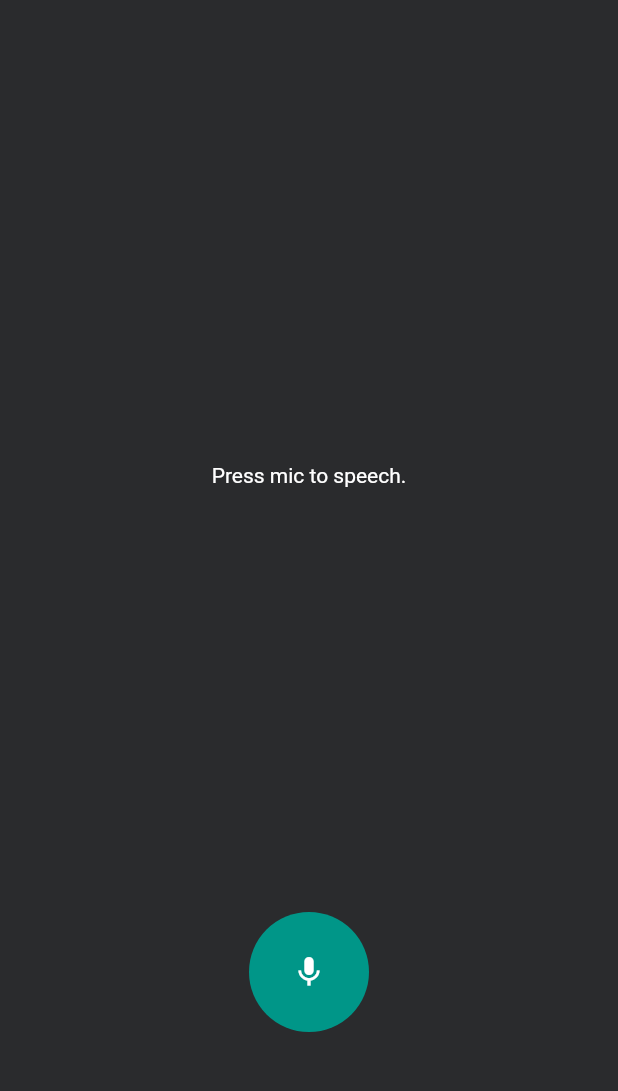
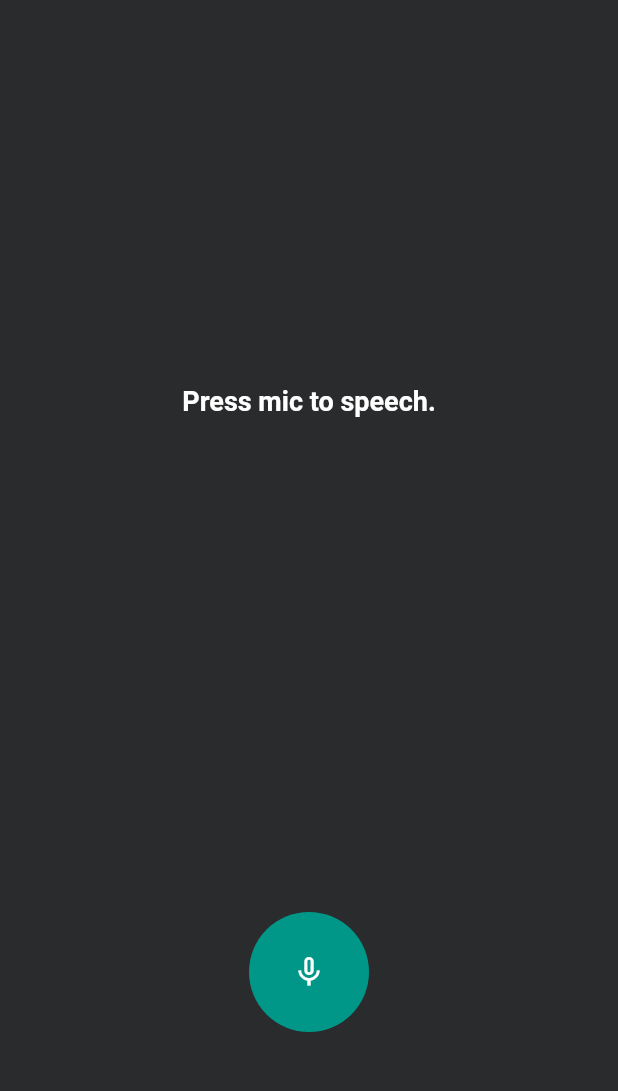
Before and after one commit to Dhruv-Darji/OpenChat, a Flutter app: the screen it shows after launch, on a phone screen of 412 x 824 dp, the part 105-1196 px from its top. Run offline on Flutter 3.47's test engine with Material 2 defaults, Android fonts, the light colour scheme and no system bars; drawn by our look-alikes of avatar_glow; our stand-ins replace speech_to_text.

Commit message:
speech to text completed

```diff
--- a/lib/Screens/ChatPage.dart
+++ b/lib/Screens/ChatPage.dart
@@ -1,5 +1,4 @@
-import 'dart:ffi';
-
+import 'package:speech_to_text/speech_to_text.dart';
 import 'package:flutter/material.dart';
 import 'package:openchat/Constants/Colors.dart';
 import 'package:avatar_glow/avatar_glow.dart';
@@ -13,9 +12,12 @@ class ChatPage extends StatefulWidget {
 
 class _ChatPageState extends State<ChatPage> {
   var text = 'Press mic to speech.';
-  var isListening = true;
+  var isListening = false;
+  SpeechToText speechToText = SpeechToText();
+
   @override
   Widget build(BuildContext context) {
+    var height=MediaQuery.of(context).size.height;
     return Scaffold(
       backgroundColor: themecolor,
       appBar: AppBar(
@@ -28,33 +30,56 @@ class _ChatPageState extends State<ChatPage> {
           color:lightText ,
         ),),
       ),
-      body: Container(
+      body: SingleChildScrollView(
+        child: Container(
+          height: height * 0.65,
           alignment: Alignment.center,
           margin: const EdgeInsets.only(bottom: 120),
           child: Center(
+            child: Padding(
+              padding: const EdgeInsets.all(16.0),
               child: Text(text,
               style: const TextStyle(
-            color:lightText
+                color:lightText,
+                fontWeight: FontWeight.w600,
+                fontSize: 18,
+                ),
               ),
             )),
+        ),
       ),
       floatingActionButtonLocation: FloatingActionButtonLocation.centerFloat,
       floatingActionButton:AvatarGlow(
         animate: isListening,
-        duration: Duration(milliseconds: 2000),
+        //duration: Duration(milliseconds: 2000),
         glowColor: whatsappcolor,
         repeat: true,
-        repeatPauseDuration: Duration(milliseconds: 100),
+        //repeatPauseDuration: Duration(milliseconds: 100),
         showTwoGlows: true,
         endRadius: 90,
         child:GestureDetector(
-          onTap: (){
+          onTap: () async{
+            if(isListening==false){
               setState(() {
-              isListening == false ? isListening =true : isListening =false;
-              }
+                isListening=true;
+              });
+              var speechtotextinit = await speechToText.initialize();
+              if(speechtotextinit){
+                speechToText.listen(
+                  onResult: ((result) {
+                    setState(() {
+                      text=result.recognizedWords;
+                    });
+                  }),
                 );
               }
-          ,
+            }
+            else{
+              setState(() {
+                isListening=false;
+              });
+            }
+          },
           child:CircleAvatar(
             backgroundColor:whatsappcolor,
             radius: 40,
--- a/pubspec.yaml
+++ b/pubspec.yaml
@@ -36,6 +36,7 @@ dependencies:
   # Use with the CupertinoIcons class for iOS style icons.
   cupertino_icons: ^1.0.2
   avatar_glow: ^2.0.2
+  speech_to_text: ^6.1.1
 
 dev_dependencies:
   flutter_test:
```
Also changed, not shown: pubspec.lock, 3 other files. Lines whose indentation alone changed are shown as unchanged.
